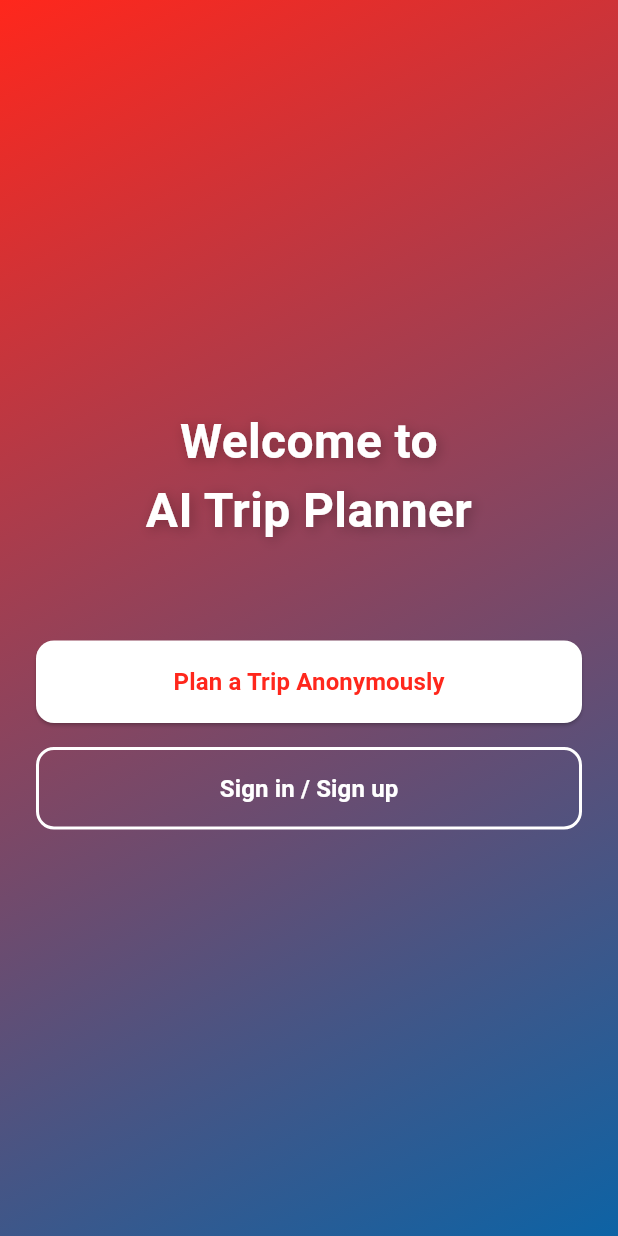
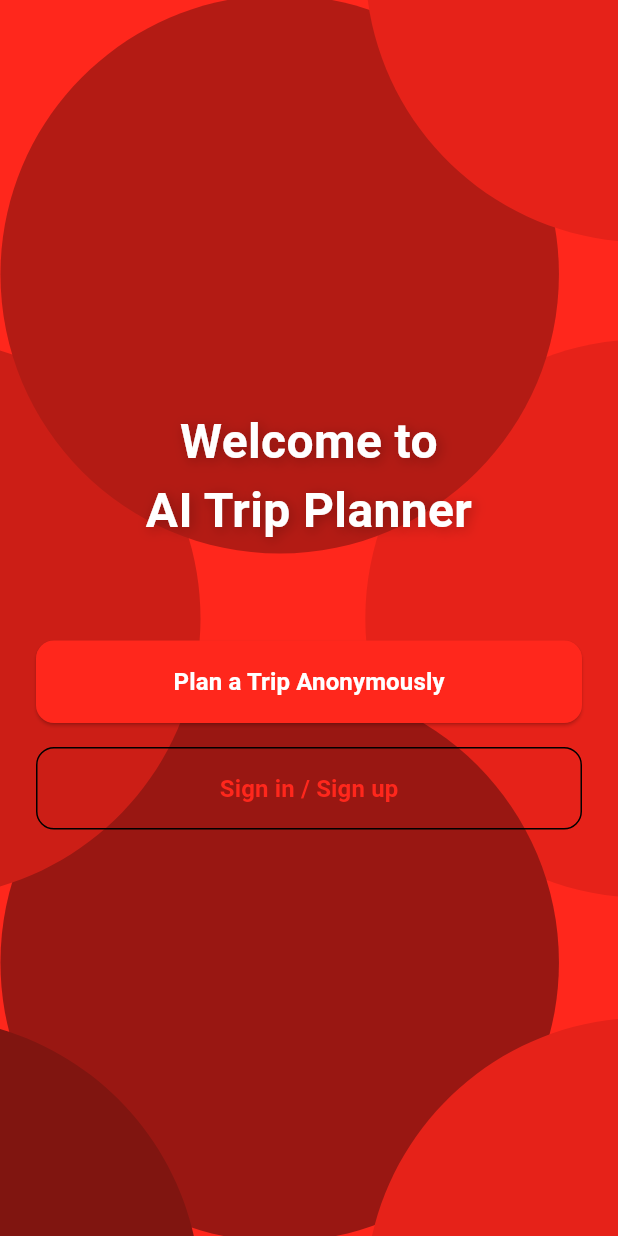
Before and after one commit to deniscar221/trip-planner-fe, a Flutter app: the screen it shows after launch, on a phone screen of 412 x 824 dp. Run offline on Flutter 3.47's test engine with Material 3 defaults, Android fonts, the phone set to English and light mode, and no system bars; our stand-ins replace confetti, copy_with_extension, dio, dotted_border, equatable, flutter_bloc and 6 more.

Commit message:
add_style_to_landing_page_2

```diff
--- a/lib/features/trip/presentation/screens/landing_screen.dart
+++ b/lib/features/trip/presentation/screens/landing_screen.dart
@@ -1,4 +1,3 @@
-import 'package:ai_trip_planner/core/theme/app_colors.dart';
 import 'package:ai_trip_planner/features/trip/presentation/provider/auth_provider.dart';
 import 'package:ai_trip_planner/features/trip/presentation/provider/auth_state.dart';
 import 'package:ai_trip_planner/features/trip/presentation/screens/plan_your_adventure_screen.dart';
@@ -6,6 +5,7 @@ import 'package:ai_trip_planner/features/trip/presentation/screens/profile_scree
 import 'package:ai_trip_planner/features/trip/presentation/widgets/login_modal.dart';
 import 'package:flutter/material.dart';
 import 'package:flutter_riverpod/flutter_riverpod.dart';
+import 'package:flutter_svg/flutter_svg.dart';
 
 class LandingScreen extends ConsumerWidget {
   const LandingScreen({super.key});
@@ -13,15 +13,15 @@ class LandingScreen extends ConsumerWidget {
   @override
   Widget build(BuildContext context, WidgetRef ref) {
     return Scaffold(
-      body: Container(
-        decoration: const BoxDecoration(
-          gradient: LinearGradient(
-            colors: [AppColors.primary, AppColors.secondary],
-            begin: Alignment.topLeft,
-            end: Alignment.bottomRight,
+      body: Stack(
+        children: [
+          SvgPicture.asset(
+            'assets/images/background.svg',
+            fit: BoxFit.cover,
+            width: double.infinity,
+            height: double.infinity,
           ),
-        ),
-        child: Center(
+          Center(
             child: Padding(
               padding: const EdgeInsets.all(24.0),
               child: Column(
@@ -54,8 +54,6 @@ class LandingScreen extends ConsumerWidget {
                       );
                     },
                     style: ElevatedButton.styleFrom(
-                    backgroundColor: Colors.white,
-                    foregroundColor: AppColors.primary,
                       padding: const EdgeInsets.symmetric(vertical: 16),
                       shape: RoundedRectangleBorder(
                         borderRadius: BorderRadius.circular(12),
@@ -63,7 +61,8 @@ class LandingScreen extends ConsumerWidget {
                     ),
                     child: const Text(
                       'Plan a Trip Anonymously',
-                    style: TextStyle(fontSize: 16, fontWeight: FontWeight.bold),
+                      style:
+                          TextStyle(fontSize: 16, fontWeight: FontWeight.bold),
                     ),
                   ),
                   const SizedBox(height: 16),
@@ -79,15 +78,14 @@ class LandingScreen extends ConsumerWidget {
                           if (!context.mounted) return;
                           Navigator.of(context).pushReplacement(
                             MaterialPageRoute(
-                            builder: (_) => ProfileScreen(user: authState.user),
+                              builder: (_) =>
+                                  ProfileScreen(user: authState.user),
                             ),
                           );
                         }
                       }
                     },
                     style: OutlinedButton.styleFrom(
-                    foregroundColor: Colors.white,
-                    side: const BorderSide(color: Colors.white, width: 2),
                       padding: const EdgeInsets.symmetric(vertical: 16),
                       shape: RoundedRectangleBorder(
                         borderRadius: BorderRadius.circular(12),
@@ -95,13 +93,15 @@ class LandingScreen extends ConsumerWidget {
                     ),
                     child: const Text(
                       'Sign in / Sign up',
-                    style: TextStyle(fontSize: 16, fontWeight: FontWeight.bold),
+                      style:
+                          TextStyle(fontSize: 16, fontWeight: FontWeight.bold),
                     ),
                   ),
                 ],
               ),
             ),
           ),
+        ],
       ),
     );
   }
```
Also changed, not shown: pubspec.yaml (+3 -65 lines), assets/images/background.svg (added), pubspec.lock. Lines whose indentation alone changed are shown as unchanged.
